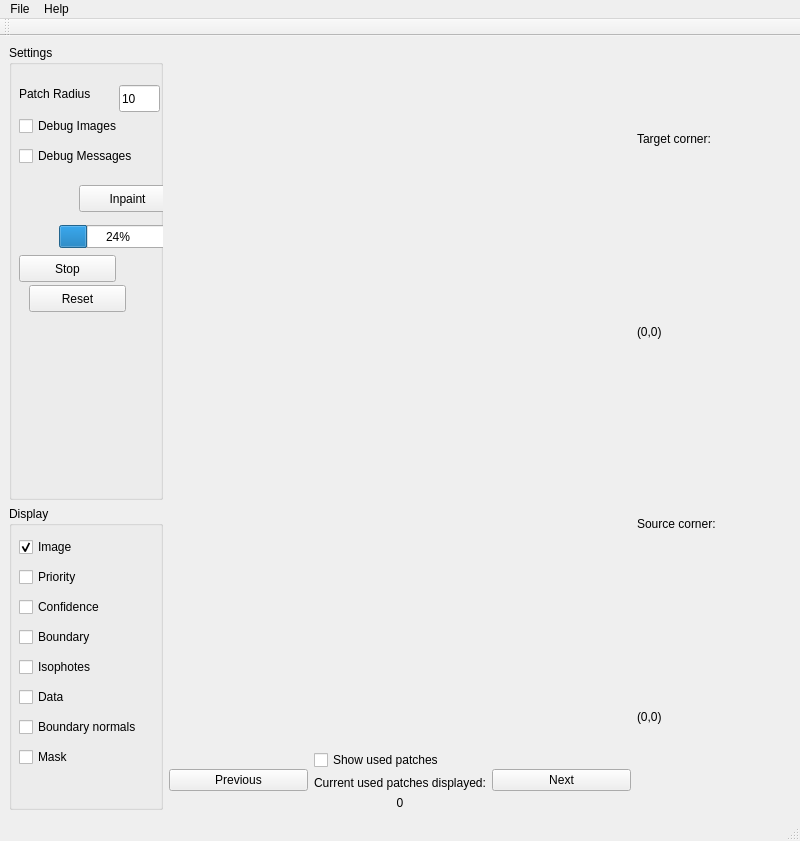
This is CriminisiInpainting.ui in daviddoria/PatchBasedInpainting as Qt 5 draws it before an edit. The edited form follows.
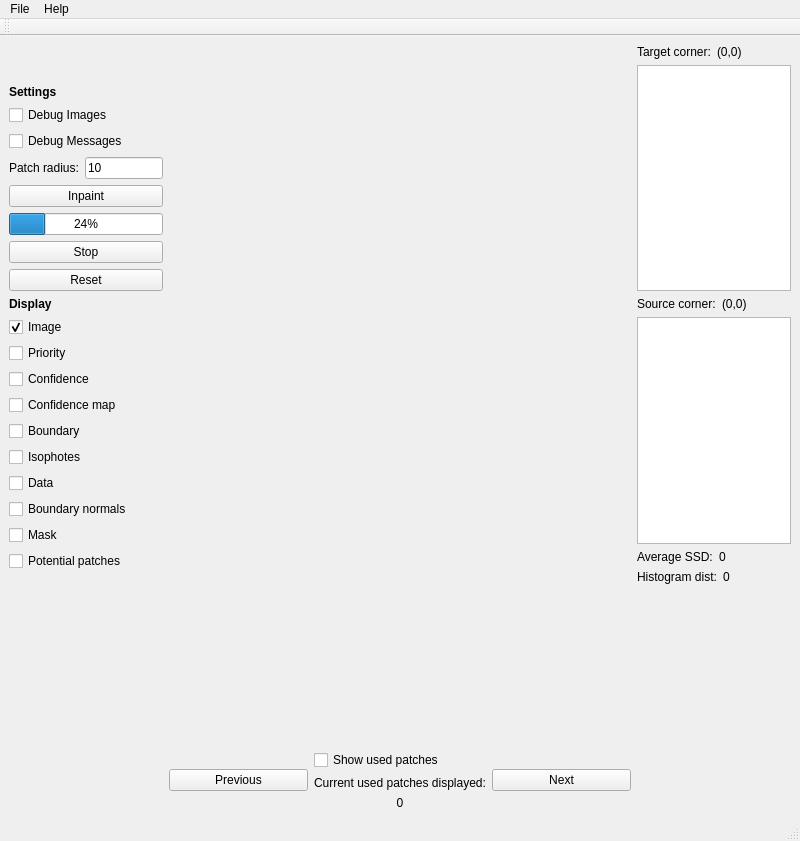
This is the edited form. Custom widgets are drawn as their Qt base class.

Commit message: Major refactoring - introduced Layer and VectorLayer classes. Made more images layerable by making them transparent. Fixed big bug that confidence map value was being used in priority computation instead of the actual computed confidence value. Allowed visualization of the confidence values on the boundary.

Patch:
```diff
--- a/CriminisiInpainting.ui
+++ b/CriminisiInpainting.ui
@@ -18,161 +18,112 @@
     <item row="0" column="0">
      <layout class="QHBoxLayout" name="horizontalLayout" stretch="1,3,1">
       <item>
-       <layout class="QVBoxLayout" name="verticalLayout" stretch="3,2">
+       <layout class="QVBoxLayout" name="verticalLayout" stretch="0,0">
         <item>
-         <widget class="QGroupBox" name="groupBox">
-          <property name="title">
-           <string>Settings</string>
-          </property>
+         <layout class="QVBoxLayout" name="verticalLayout_4">
+          <item>
+           <spacer name="verticalSpacer_2">
+            <property name="orientation">
+             <enum>Qt::Vertical</enum>
+            </property>
+            <property name="sizeHint" stdset="0">
+             <size>
+              <width>20</width>
+              <height>40</height>
+             </size>
+            </property>
+           </spacer>
+          </item>
+          <item>
           <widget class="QLabel" name="label">
-           <property name="geometry">
-            <rect>
-             <x>10</x>
-             <y>40</y>
-             <width>91</width>
-             <height>17</height>
-            </rect>
+            <property name="font">
+             <font>
+              <weight>75</weight>
+              <bold>true</bold>
+             </font>
            </property>
            <property name="text">
-            <string>Patch Radius</string>
-           </property>
-          </widget>
+             <string>Settings</string>
+            </property>
+           </widget>
+          </item>
+          <item>
+           <widget class="QCheckBox" name="chkDebugImages">
+            <property name="text">
+             <string>Debug Images</string>
+            </property>
+           </widget>
+          </item>
+          <item>
+           <widget class="QCheckBox" name="chkDebugMessages">
+            <property name="text">
+             <string>Debug Messages</string>
+            </property>
+           </widget>
+          </item>
+          <item>
+           <layout class="QHBoxLayout" name="horizontalLayout_2">
+            <item>
+             <widget class="QLabel" name="label_6">
+              <property name="text">
+               <string>Patch radius:</string>
+              </property>
+             </widget>
+            </item>
+            <item>
           <widget class="QLineEdit" name="txtPatchRadius">
-           <property name="geometry">
-            <rect>
-             <x>110</x>
-             <y>40</y>
-             <width>41</width>
-             <height>27</height>
-            </rect>
-           </property>
-           <property name="toolTip">
-            <string>Sets the width/height of a square patch</string>
-           </property>
            <property name="text">
             <string>10</string>
            </property>
           </widget>
+            </item>
+           </layout>
+          </item>
+          <item>
           <widget class="QPushButton" name="btnInpaint">
-           <property name="geometry">
-            <rect>
-             <x>70</x>
-             <y>140</y>
-             <width>97</width>
-             <height>27</height>
-            </rect>
-           </property>
            <property name="text">
             <string>Inpaint</string>
            </property>
           </widget>
+          </item>
+          <item>
           <widget class="QProgressBar" name="progressBar">
-           <property name="geometry">
-            <rect>
-             <x>50</x>
-             <y>180</y>
-             <width>118</width>
-             <height>23</height>
-            </rect>
-           </property>
            <property name="value">
             <number>24</number>
            </property>
           </widget>
-          <widget class="QCheckBox" name="chkDebugMessages">
-           <property name="geometry">
-            <rect>
-             <x>10</x>
-             <y>100</y>
-             <width>151</width>
-             <height>22</height>
-            </rect>
-           </property>
-           <property name="text">
-            <string>Debug Messages</string>
-           </property>
-          </widget>
+          </item>
+          <item>
           <widget class="QPushButton" name="btnStop">
-           <property name="geometry">
-            <rect>
-             <x>10</x>
-             <y>210</y>
-             <width>97</width>
-             <height>27</height>
-            </rect>
-           </property>
            <property name="text">
             <string>Stop</string>
            </property>
           </widget>
+          </item>
+          <item>
           <widget class="QPushButton" name="btnReset">
-           <property name="geometry">
-            <rect>
-             <x>20</x>
-             <y>240</y>
-             <width>97</width>
-             <height>27</height>
-            </rect>
-           </property>
            <property name="text">
             <string>Reset</string>
            </property>
           </widget>
-          <widget class="QCheckBox" name="chkDebugImages">
-           <property name="geometry">
-            <rect>
-             <x>10</x>
-             <y>70</y>
-             <width>121</width>
-             <height>22</height>
-            </rect>
-           </property>
-           <property name="text">
-            <string>Debug Images</string>
-           </property>
-          </widget>
-         </widget>
         </item>
         <item>
-         <widget class="QGroupBox" name="groupBox_2">
-          <property name="title">
+           <layout class="QVBoxLayout" name="verticalLayout_5">
+            <item>
+             <widget class="QLabel" name="label_7">
+              <property name="font">
+               <font>
+                <weight>75</weight>
+                <bold>true</bold>
+               </font>
+              </property>
+              <property name="text">
            <string>Display</string>
           </property>
-          <widget class="QCheckBox" name="chkPriority">
-           <property name="geometry">
-            <rect>
-             <x>10</x>
-             <y>60</y>
-             <width>95</width>
-             <height>22</height>
-            </rect>
-           </property>
-           <property name="text">
-            <string>Priority</string>
-           </property>
-          </widget>
-          <widget class="QCheckBox" name="chkConfidence">
-           <property name="geometry">
-            <rect>
-             <x>10</x>
-             <y>90</y>
-             <width>111</width>
-             <height>22</height>
-            </rect>
-           </property>
-           <property name="text">
-            <string>Confidence</string>
-           </property>
-          </widget>
+             </widget>
+            </item>
+            <item>
           <widget class="QCheckBox" name="chkImage">
-           <property name="geometry">
-            <rect>
-             <x>10</x>
-             <y>30</y>
-             <width>95</width>
-             <height>22</height>
-            </rect>
-           </property>
            <property name="text">
             <string>Image</string>
            </property>
@@ -180,72 +131,86 @@
             <bool>true</bool>
            </property>
           </widget>
+            </item>
+            <item>
+             <widget class="QCheckBox" name="chkPriority">
+              <property name="text">
+               <string>Priority</string>
+              </property>
+             </widget>
+            </item>
+            <item>
+             <widget class="QCheckBox" name="chkConfidence">
+              <property name="text">
+               <string>Confidence</string>
+              </property>
+             </widget>
+            </item>
+            <item>
+             <widget class="QCheckBox" name="chkConfidenceMap">
+              <property name="text">
+               <string>Confidence map</string>
+              </property>
+             </widget>
+            </item>
+            <item>
           <widget class="QCheckBox" name="chkBoundary">
-           <property name="geometry">
-            <rect>
-             <x>10</x>
-             <y>120</y>
-             <width>95</width>
-             <height>22</height>
-            </rect>
-           </property>
            <property name="text">
             <string>Boundary</string>
            </property>
           </widget>
+            </item>
+            <item>
           <widget class="QCheckBox" name="chkIsophotes">
-           <property name="geometry">
-            <rect>
-             <x>10</x>
-             <y>150</y>
-             <width>95</width>
-             <height>22</height>
-            </rect>
-           </property>
            <property name="text">
             <string>Isophotes</string>
            </property>
           </widget>
+            </item>
+            <item>
           <widget class="QCheckBox" name="chkData">
-           <property name="geometry">
-            <rect>
-             <x>10</x>
-             <y>180</y>
-             <width>95</width>
-             <height>22</height>
-            </rect>
-           </property>
            <property name="text">
             <string>Data</string>
            </property>
           </widget>
+            </item>
+            <item>
           <widget class="QCheckBox" name="chkBoundaryNormals">
-           <property name="geometry">
-            <rect>
-             <x>10</x>
-             <y>210</y>
-             <width>161</width>
-             <height>22</height>
-            </rect>
-           </property>
            <property name="text">
             <string>Boundary normals</string>
            </property>
           </widget>
+            </item>
+            <item>
           <widget class="QCheckBox" name="chkMask">
-           <property name="geometry">
-            <rect>
-             <x>10</x>
-             <y>240</y>
-             <width>95</width>
-             <height>22</height>
-            </rect>
-           </property>
            <property name="text">
             <string>Mask</string>
            </property>
           </widget>
-         </widget>
+            </item>
+            <item>
+             <widget class="QCheckBox" name="chkPotentialPatches">
+              <property name="text">
+               <string>Potential patches</string>
+              </property>
+             </widget>
+            </item>
+           </layout>
+          </item>
+         </layout>
+        </item>
+        <item>
+         <spacer name="verticalSpacer_3">
+          <property name="orientation">
+           <enum>Qt::Vertical</enum>
+          </property>
+          <property name="sizeHint" stdset="0">
+           <size>
+            <width>20</width>
+            <height>40</height>
+           </size>
+          </property>
+         </spacer>
         </item>
        </layout>
       </item>
@@ -305,6 +270,8 @@
       <item>
        <layout class="QVBoxLayout" name="verticalLayout_6">
         <item>
+         <layout class="QHBoxLayout" name="horizontalLayout_4">
+          <item>
          <widget class="QLabel" name="label_4">
           <property name="text">
            <string>Target corner:</string>
@@ -318,6 +285,13 @@
           </property>
          </widget>
         </item>
+         </layout>
+        </item>
+        <item>
+         <widget class="QGraphicsView" name="gfxTarget"/>
+        </item>
+        <item>
+         <layout class="QHBoxLayout" name="horizontalLayout_5">
         <item>
          <widget class="QLabel" name="label_3">
           <property name="text">
@@ -331,6 +305,60 @@
            <string>(0,0)</string>
           </property>
          </widget>
+          </item>
+         </layout>
+        </item>
+        <item>
+         <widget class="QGraphicsView" name="gfxSource"/>
+        </item>
+        <item>
+         <layout class="QHBoxLayout" name="horizontalLayout_6">
+          <item>
+           <widget class="QLabel" name="label_5">
+            <property name="text">
+             <string>Average SSD:</string>
+            </property>
+           </widget>
+          </item>
+          <item>
+           <widget class="QLabel" name="lblAverageSSD">
+            <property name="text">
+             <string>0</string>
+            </property>
+           </widget>
+          </item>
+         </layout>
+        </item>
+        <item>
+         <layout class="QHBoxLayout" name="horizontalLayout_7">
+          <item>
+           <widget class="QLabel" name="label_8">
+            <property name="text">
+             <string>Histogram dist:</string>
+            </property>
+           </widget>
+          </item>
+          <item>
+           <widget class="QLabel" name="lblHistogramDistance">
+            <property name="text">
+             <string>0</string>
+            </property>
+           </widget>
+          </item>
+         </layout>
+        </item>
+        <item>
+         <spacer name="verticalSpacer">
+          <property name="orientation">
+           <enum>Qt::Vertical</enum>
+          </property>
+          <property name="sizeHint" stdset="0">
+           <size>
+            <width>20</width>
+            <height>40</height>
+           </size>
+          </property>
+         </spacer>
         </item>
        </layout>
       </item>
```
Left out of the diff: 2 changed lines with no effect on the pictures. Lines whose indentation alone changed are shown as unchanged. The commit also changes 18 other files.
